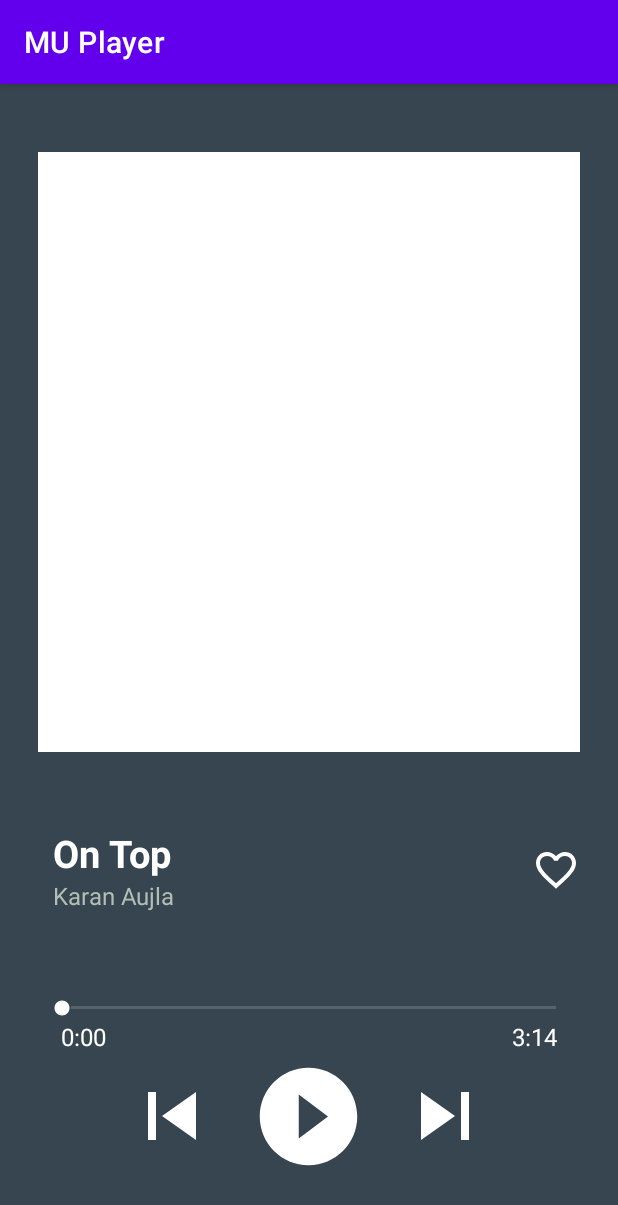
After one commit to gaurdevansh/MU-Player, an Android app: the fragment AudioPlayerFragment shown on its own in the app's theme, on a phone screen of 412 x 824 dp. The commit adds this screen. Shown: the top 1205 px of the screen. Run offline under Robolectric (Android 15) with nearby library versions, the phone set to English and light mode, and no system bars.

Commit message:
Added OnClickListener interface in recyclerview and AudioPlayer fragment

```diff
--- a/app/src/main/java/com/example/muplayer/activities/MainActivity.java
+++ b/app/src/main/java/com/example/muplayer/activities/MainActivity.java
@@ -24,7 +24,7 @@ public class MainActivity extends AppCompatActivity implements NavigationBarView
 
     private static final String TAG = "MainActivity";
     List<AudioItem> audioItemList = new ArrayList<>();
-    private FrameLayout fragContainer;
+    private FrameLayout fragContainer, fragAudioPlayer;
     private BottomNavigationView bottomNavBar;
     private HomeFragment homeFragment;
     private LibraryFragment libraryFragment;
@@ -38,6 +38,7 @@ public class MainActivity extends AppCompatActivity implements NavigationBarView
         audioItemList = AudioDataUtil.getInstance().getAudioItemList();
         fragContainer = findViewById(R.id.fragContainer);
         bottomNavBar = findViewById(R.id.bottomNavBar);
+        fragAudioPlayer = findViewById(R.id.frag_audio_player);
 
         homeFragment = new HomeFragment();
         searchFragment = new SearchFragment();
@@ -64,4 +65,5 @@ public class MainActivity extends AppCompatActivity implements NavigationBarView
         }
         return false;
     }
+
 }
--- a/app/src/main/java/com/example/muplayer/adapter/AudiosAdapter.java
+++ b/app/src/main/java/com/example/muplayer/adapter/AudiosAdapter.java
@@ -18,9 +18,11 @@ import java.util.List;
 public class AudiosAdapter extends RecyclerView.Adapter<AudiosAdapter.ViewHolder> {
 
     private List<AudioItem> audioItemList;
+    private OnClickListener listener;
 
-    public AudiosAdapter(List<AudioItem> audioItemList) {
+    public AudiosAdapter(List<AudioItem> audioItemList, OnClickListener listener) {
         this.audioItemList = audioItemList;
+        this.listener = listener;
     }
 
     @NonNull
@@ -43,7 +45,7 @@ public class AudiosAdapter extends RecyclerView.Adapter<AudiosAdapter.ViewHolder
         return audioItemList.size();
     }
 
-    public static class ViewHolder extends RecyclerView.ViewHolder {
+    public class ViewHolder extends RecyclerView.ViewHolder {
 
         private ImageView  iv_poster;
         private TextView tv_title;
@@ -53,6 +55,16 @@ public class AudiosAdapter extends RecyclerView.Adapter<AudiosAdapter.ViewHolder
             iv_poster = itemView.findViewById(R.id.iv_poster);
             tv_title = itemView.findViewById(R.id.tv_title);
             tv_artist = itemView.findViewById(R.id.tv_artist);
+            itemView.setOnClickListener(new View.OnClickListener() {
+                @Override
+                public void onClick(View view) {
+                    listener.onClick(getAdapterPosition());
+                }
+            });
         }
     }
+
+    public interface OnClickListener {
+        public void onClick(int pos);
+    }
 }
--- /dev/null
+++ b/app/src/main/java/com/example/muplayer/fragments/AudioPlayerFragment.java
@@ -0,0 +1,23 @@
+package com.example.muplayer.fragments;
+
+import android.os.Bundle;
+import android.view.LayoutInflater;
+import android.view.View;
+import android.view.ViewGroup;
+
+import androidx.annotation.NonNull;
+import androidx.annotation.Nullable;
+import androidx.fragment.app.Fragment;
+
+import com.example.muplayer.R;
+
+public class AudioPlayerFragment extends Fragment {
+
+    public AudioPlayerFragment() {}
+
+    @Nullable
+    @Override
+    public View onCreateView(@NonNull LayoutInflater inflater, @Nullable ViewGroup container, @Nullable Bundle savedInstanceState) {
+        return inflater.inflate(R.layout.fragment_audio_player, container, false);
+    }
+}
--- a/app/src/main/java/com/example/muplayer/fragments/HomeFragment.java
+++ b/app/src/main/java/com/example/muplayer/fragments/HomeFragment.java
@@ -1,6 +1,7 @@
 package com.example.muplayer.fragments;
 
 import android.os.Bundle;
+import android.util.Log;
 import android.view.LayoutInflater;
 import android.view.View;
 import android.view.ViewGroup;
@@ -15,8 +16,9 @@ import com.example.muplayer.R;
 import com.example.muplayer.adapter.AudiosAdapter;
 import com.example.muplayer.utils.AudioDataUtil;
 
-public class HomeFragment extends Fragment {
+public class HomeFragment extends Fragment implements AudiosAdapter.OnClickListener{
 
+    private static final String TAG = "HomeFragment";
     private RecyclerView recyclerView;
     private AudiosAdapter adapter;
     public HomeFragment() {}
@@ -31,10 +33,15 @@ public class HomeFragment extends Fragment {
     public void onViewCreated(@NonNull View view, @Nullable Bundle savedInstanceState) {
         super.onViewCreated(view, savedInstanceState);
         recyclerView = getActivity().findViewById(R.id.rv_audios);
-        adapter = new AudiosAdapter(AudioDataUtil.getInstance().getAudioItemList());
+        adapter = new AudiosAdapter(AudioDataUtil.getInstance().getAudioItemList(), this::onClick);
         recyclerView.setHasFixedSize(true);
         recyclerView.setLayoutManager(new LinearLayoutManager(getContext()));
         recyclerView.setAdapter(adapter);
 
     }
+
+    @Override
+    public void onClick(int pos) {
+        Log.d(TAG, "onClick: "+pos);
+    }
 }
--- /dev/null
+++ b/app/src/main/res/drawable/ic_favourite.xml
@@ -0,0 +1,5 @@
+<vector android:height="32dp" android:tint="#FFFFFF"
+    android:viewportHeight="24" android:viewportWidth="24"
+    android:width="32dp" xmlns:android="http://schemas.android.com/apk/res/android">
+    <path android:fillColor="@android:color/white" android:pathData="M16.5,3c-1.74,0 -3.41,0.81 -4.5,2.09C10.91,3.81 9.24,3 7.5,3 4.42,3 2,5.42 2,8.5c0,3.78 3.4,6.86 8.55,11.54L12,21.35l1.45,-1.32C18.6,15.36 22,12.28 22,8.5 22,5.42 19.58,3 16.5,3zM12.1,18.55l-0.1,0.1 -0.1,-0.1C7.14,14.24 4,11.39 4,8.5 4,6.5 5.5,5 7.5,5c1.54,0 3.04,0.99 3.57,2.36h1.87C13.46,5.99 14.96,5 16.5,5c2,0 3.5,1.5 3.5,3.5 0,2.89 -3.14,5.74 -7.9,10.05z"/>
+</vector>
--- /dev/null
+++ b/app/src/main/res/drawable/ic_next.xml
@@ -0,0 +1,5 @@
+<vector android:height="64dp" android:tint="#FFFFFF"
+    android:viewportHeight="24" android:viewportWidth="24"
+    android:width="64dp" xmlns:android="http://schemas.android.com/apk/res/android">
+    <path android:fillColor="@android:color/white" android:pathData="M6,18l8.5,-6L6,6v12zM16,6v12h2V6h-2z"/>
+</vector>
--- /dev/null
+++ b/app/src/main/res/drawable/ic_pause_circle.xml
@@ -0,0 +1,5 @@
+<vector android:height="78dp" android:tint="#FFFFFF"
+    android:viewportHeight="24" android:viewportWidth="24"
+    android:width="78dp" xmlns:android="http://schemas.android.com/apk/res/android">
+    <path android:fillColor="@android:color/white" android:pathData="M12,2C6.48,2 2,6.48 2,12s4.48,10 10,10 10,-4.48 10,-10S17.52,2 12,2zM11,16L9,16L9,8h2v8zM15,16h-2L13,8h2v8z"/>
+</vector>
--- /dev/null
+++ b/app/src/main/res/drawable/ic_play_circle.xml
@@ -0,0 +1,5 @@
+<vector android:height="78dp" android:tint="#FFFFFF"
+    android:viewportHeight="24" android:viewportWidth="24"
+    android:width="78dp" xmlns:android="http://schemas.android.com/apk/res/android">
+    <path android:fillColor="@android:color/white" android:pathData="M12,2C6.48,2 2,6.48 2,12s4.48,10 10,10 10,-4.48 10,-10S17.52,2 12,2zM10,16.5v-9l6,4.5 -6,4.5z"/>
+</vector>
--- /dev/null
+++ b/app/src/main/res/drawable/ic_previous.xml
@@ -0,0 +1,5 @@
+<vector android:height="64dp" android:tint="#FFFFFF"
+    android:viewportHeight="24" android:viewportWidth="24"
+    android:width="64dp" xmlns:android="http://schemas.android.com/apk/res/android">
+    <path android:fillColor="@android:color/white" android:pathData="M6,6h2v12L6,18zM9.5,12l8.5,6L18,6z"/>
+</vector>
--- /dev/null
+++ b/app/src/main/res/drawable/ic_thumb.xml
@@ -0,0 +1,5 @@
+<vector android:height="12dp" android:tint="#FFFFFF"
+    android:viewportHeight="24" android:viewportWidth="24"
+    android:width="12dp" xmlns:android="http://schemas.android.com/apk/res/android">
+    <path android:fillColor="@android:color/white" android:pathData="M12,2C6.47,2 2,6.47 2,12s4.47,10 10,10 10,-4.47 10,-10S17.53,2 12,2z"/>
+</vector>
--- a/app/src/main/res/layout/activity_main.xml
+++ b/app/src/main/res/layout/activity_main.xml
@@ -7,6 +7,15 @@
     tools:context=".activities.MainActivity">
 
     <FrameLayout
+        android:id="@+id/frag_audio_player"
+        android:layout_width="match_parent"
+        android:layout_height="0dp"
+        app:layout_constraintTop_toTopOf="parent"
+        app:layout_constraintStart_toStartOf="parent"
+        app:layout_constraintEnd_toEndOf="parent"
+        app:layout_constraintBottom_toTopOf="@id/bottomNavBar" />
+
+    <FrameLayout
         android:id="@+id/fragContainer"
         android:layout_width="match_parent"
         android:layout_height="0dp"
@@ -14,7 +23,7 @@
         app:layout_constraintStart_toStartOf="parent"
         app:layout_constraintEnd_toEndOf="parent"
         android:background="@color/black"
-        app:layout_constraintBottom_toBottomOf="@id/bottomNavBar"/>
+        app:layout_constraintBottom_toTopOf="@id/bottomNavBar"/>
 
     <com.google.android.material.bottomnavigation.BottomNavigationView
         android:id="@+id/bottomNavBar"
--- /dev/null
+++ b/app/src/main/res/layout/fragment_audio_player.xml
@@ -0,0 +1,119 @@
+<?xml version="1.0" encoding="utf-8"?>
+<androidx.constraintlayout.widget.ConstraintLayout xmlns:android="http://schemas.android.com/apk/res/android"
+    android:layout_width="match_parent"
+    android:layout_height="match_parent"
+    android:padding="25dp"
+    android:background="@color/charcoal"
+    xmlns:app="http://schemas.android.com/apk/res-auto">
+
+    <ImageView
+        android:id="@+id/iv_poster"
+        android:layout_width="match_parent"
+        android:layout_height="400dp"
+        app:layout_constraintTop_toTopOf="parent"
+        app:layout_constraintStart_toStartOf="parent"
+        app:layout_constraintEnd_toEndOf="parent"
+        android:layout_marginTop="20dp"
+        android:background="@color/white"
+        android:src="@drawable/ic_audio"/>
+
+    <TextView
+        android:id="@+id/tv_title"
+        android:layout_width="wrap_content"
+        android:layout_height="wrap_content"
+        app:layout_constraintTop_toBottomOf="@id/iv_poster"
+        app:layout_constraintStart_toStartOf="@id/iv_poster"
+        android:layout_marginTop="50dp"
+        android:textColor="@color/white"
+        android:text="On Top"
+        android:textStyle="bold"
+        android:layout_marginStart="10dp"
+        android:textSize="25sp" />
+
+    <TextView
+        android:id="@+id/tv_artist"
+        android:layout_width="wrap_content"
+        android:layout_height="wrap_content"
+        app:layout_constraintTop_toBottomOf="@id/tv_title"
+        app:layout_constraintStart_toStartOf="@id/tv_title"
+        android:textColor="@color/ash_gray"
+        android:textSize="16sp"
+        android:text="Karan Aujla" />
+
+    <ImageView
+        android:layout_width="wrap_content"
+        android:layout_height="wrap_content"
+        app:layout_constraintEnd_toEndOf="@id/iv_poster"
+        app:layout_constraintTop_toTopOf="@id/tv_title"
+        app:layout_constraintBottom_toBottomOf="@id/tv_artist"
+        android:src="@drawable/ic_favourite" />
+
+    <SeekBar
+        android:id="@+id/seekbar_audio"
+        android:layout_width="match_parent"
+        android:layout_height="wrap_content"
+        app:layout_constraintStart_toStartOf="parent"
+        app:layout_constraintEnd_toEndOf="parent"
+        app:layout_constraintBottom_toTopOf="@id/ll_controller"
+        android:layout_marginBottom="25dp"
+        android:progressTint="@color/white"
+        android:progressBackgroundTint="@color/ash_gray"
+        android:thumb="@drawable/ic_thumb"/>
+
+    <TextView
+        android:id="@+id/tv_current_time"
+        android:layout_width="wrap_content"
+        android:layout_height="wrap_content"
+        app:layout_constraintStart_toStartOf="@id/seekbar_audio"
+        app:layout_constraintTop_toBottomOf="@id/seekbar_audio"
+        android:textColor="@color/white"
+        android:textSize="16sp"
+        android:layout_marginStart="15dp"
+        android:text="0:00" />
+
+    <TextView
+        android:id="@+id/tv_total_time"
+        android:layout_width="wrap_content"
+        android:layout_height="wrap_content"
+        app:layout_constraintEnd_toEndOf="@id/seekbar_audio"
+        app:layout_constraintTop_toBottomOf="@id/seekbar_audio"
+        android:text="3:14"
+        android:layout_marginEnd="15dp"
+        android:textColor="@color/white"
+        android:textSize="16sp" />
+
+    <LinearLayout
+        android:id="@+id/ll_controller"
+        android:layout_width="match_parent"
+        android:layout_height="wrap_content"
+        android:orientation="horizontal"
+        app:layout_constraintBottom_toBottomOf="parent"
+        app:layout_constraintStart_toStartOf="parent"
+        app:layout_constraintEnd_toEndOf="parent"
+        android:gravity="center_vertical|center_horizontal"
+        android:layout_marginBottom="15dp"
+        android:background="@color/charcoal" >
+
+        <ImageView
+            android:id="@+id/btn_prev"
+            android:layout_width="wrap_content"
+            android:layout_height="wrap_content"
+            android:layout_marginEnd="20dp"
+            android:src="@drawable/ic_previous" />
+
+        <ImageView
+            android:id="@+id/btn_play"
+            android:layout_width="wrap_content"
+            android:layout_height="wrap_content"
+            android:src="@drawable/ic_play_circle"
+            android:layout_marginEnd="20dp"/>
+
+        <ImageView
+            android:id="@+id/btn_next"
+            android:layout_width="wrap_content"
+            android:layout_height="wrap_content"
+            android:src="@drawable/ic_next" />
+
+    </LinearLayout>
+
+</androidx.constraintlayout.widget.ConstraintLayout>
```
